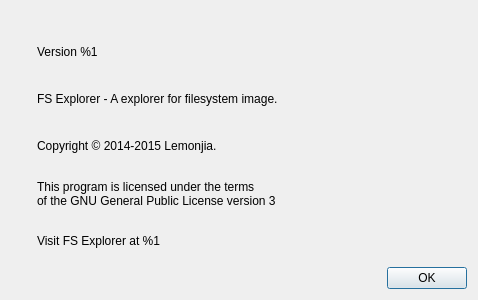
Above: fs-explorer/src/aboutdialog.ui from craftslab/fsexplorer before the change. Below: the same form after it.
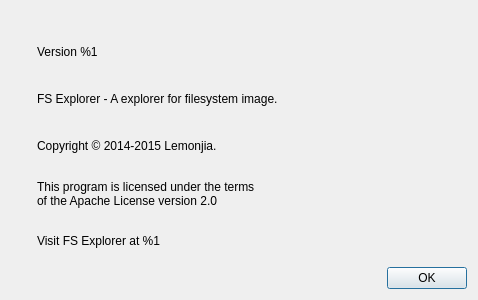
That is the form after the change. Icons and pictures are not drawn.

Commit message: [fs-explorer]: change declaration of license in about dialog.

What changed in the file:
```diff
--- a/fs-explorer/src/aboutdialog.ui
+++ b/fs-explorer/src/aboutdialog.ui
@@ -89,7 +89,7 @@
         <widget class="QLabel" name="mLicense">
          <property name="text">
           <string>This program is licensed under the terms
-of the GNU General Public License version 3</string>
+of the Apache License version 2.0</string>
          </property>
          <property name="wordWrap">
           <bool>true</bool>
```
